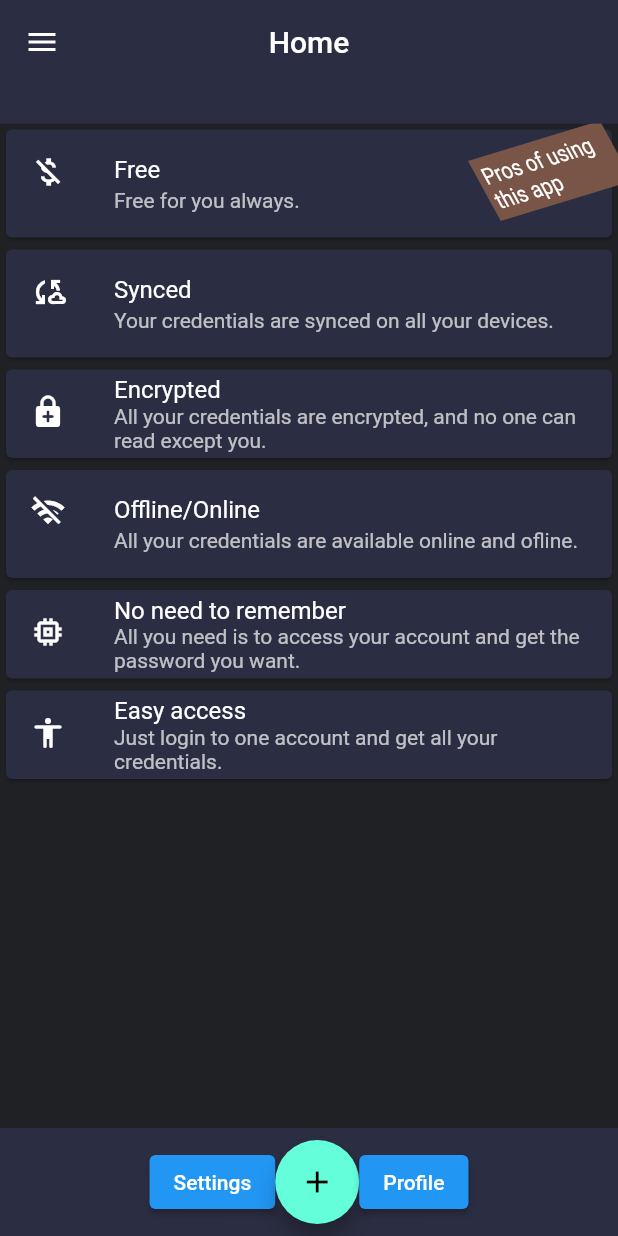
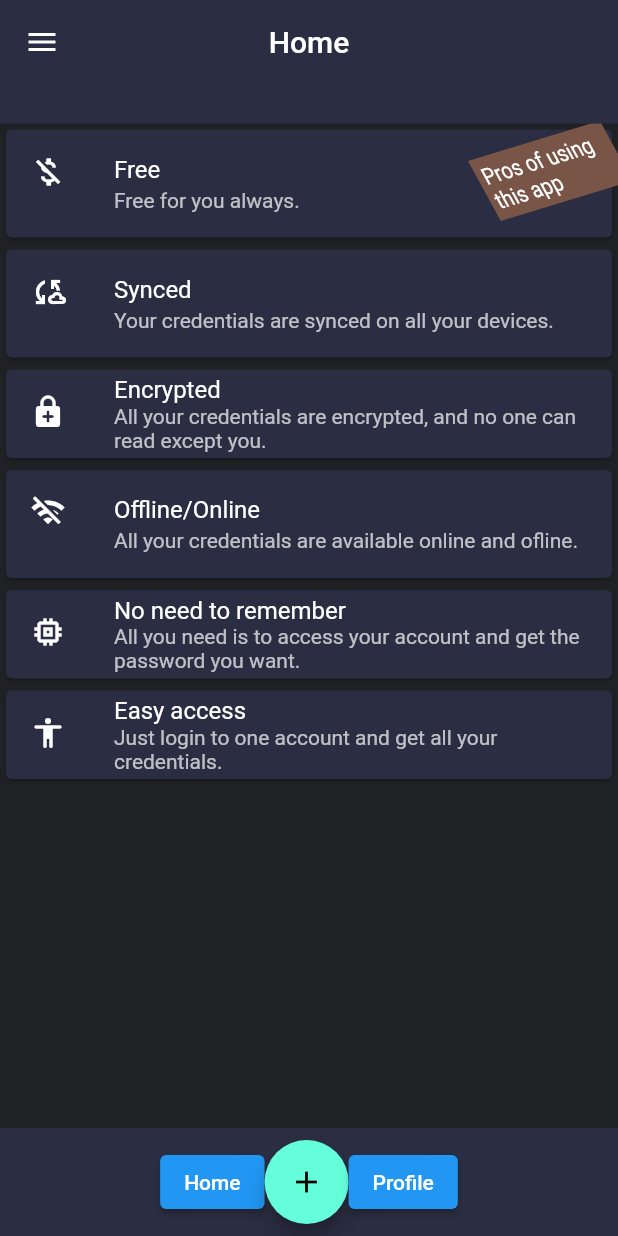
Before and after one commit to Add00w/credentials_management, a Flutter app: the MainScreen screen opened directly, on a phone screen of 412 x 824 dp. Run offline on Flutter 3.47's test engine with Material 2 defaults, Android fonts, the phone set to English and light mode, and no system bars; our stand-ins replace cloud_firestore, connectivity_plus, equatable, firebase_auth, firebase_core, flutter_bloc and 3 more; accounts and stored records are empty; statements that could not run were skipped.

Commit message:
removed settings, about and contactus

```diff
--- a/lib/common/widgets/credentials_app_bar.dart
+++ b/lib/common/widgets/credentials_app_bar.dart
@@ -28,18 +28,11 @@ class CredentialsAppBar extends StatelessWidget {
       case 0:
         return 'Home';
       case 1:
+        return 'Create Credentials';
+      case 2:
+        return 'Profile';
+      case 3:
         return 'Credentials';
-      case 2:
-        return 'Contact Us';
-
-      case 3:
-        return 'About';
-      case 4:
-        return 'Settings';
-      case 5:
-        return 'Create Credentials';
-      case 6:
-        return 'Profile';
       default:
         throw RangeError('Out of range');
     }
--- a/lib/features/main/main_screen.dart
+++ b/lib/features/main/main_screen.dart
@@ -10,9 +10,6 @@ import '../credentials/ui/screens/create_credentials_screen.dart';
 import '../credentials/ui/screens/credentials_screen.dart';
 import '../home/screens/home_screen.dart';
 import '../profile/screens/profile_screen.dart';
-import '../settings/screens/about_screen.dart';
-import '../settings/screens/contact_screen.dart';
-import '../settings/screens/settings_screen.dart';
 
 class MainScreen extends StatefulWidget {
   @override
@@ -23,12 +20,9 @@ class _MainScreenState extends State<MainScreen>
     with SingleTickerProviderStateMixin {
   final _screens = const [
     HomeScreen(),
-    CredentialsScreen(),
-    ContactUsScreen(),
-    AboutScreen(),
-    SettingsScreen(),
     CreateCredentialsScreen(),
     ProfileScreen(),
+    CredentialsScreen(),
   ];
   @override
   Widget build(BuildContext context) {
--- a/lib/features/main/widgets/bottom_nav_bar.dart
+++ b/lib/features/main/widgets/bottom_nav_bar.dart
@@ -19,15 +19,15 @@ class BottomNavBar extends StatelessWidget {
         mainAxisSize: isCollapsed ? MainAxisSize.max : MainAxisSize.min,
         children: [
           ElevatedButton(
-            onPressed: () => _goToPage(context, 4),
-            child: const Text('Settings'),
+            onPressed: () => _goToPage(context, 0),
+            child: const Text('Home'),
           ),
           FloatingActionButton(
-            onPressed: () => _goToPage(context, 5),
+            onPressed: () => _goToPage(context, 1),
             child: const Icon(Icons.add),
           ),
           ElevatedButton(
-            onPressed: () => _goToPage(context, 6),
+            onPressed: () => _goToPage(context, 2),
             child: const Text('Profile'),
           ),
         ],
--- a/lib/features/main/widgets/credentials_drawer.dart
+++ b/lib/features/main/widgets/credentials_drawer.dart
@@ -22,35 +22,17 @@ class CredentialsDrawer extends StatelessWidget {
               child: BlocBuilder<MainScreenCubit, int>(
                 builder: (context, index) {
                   return Column(
-                    mainAxisSize: MainAxisSize.min,
-                    mainAxisAlignment: MainAxisAlignment.center,
-                    crossAxisAlignment: CrossAxisAlignment.start,
+                    // mainAxisSize: MainAxisSize.min,
+                    // mainAxisAlignment: MainAxisAlignment.center,
+                    // crossAxisAlignment: CrossAxisAlignment.start,
                     children: <Widget>[
                       CredentialsDrawerItem(
-                        selected: index == 0,
-                        title: 'home',
-                        icon: Icons.home,
-                        onTap: () => _goToPage(context, 0),
-                      ),
-                      CredentialsDrawerItem(
-                        selected: index == 1,
+                        selected: index == 3,
                         title: 'Credentials',
                         icon: Icons.security,
-                        onTap: () => _goToPage(context, 1),
-                      ),
-                      CredentialsDrawerItem(
-                        selected: index == 2,
-                        title: 'Contact Us',
-                        icon: Icons.contact_mail,
-                        onTap: () => _goToPage(context, 2),
-                      ),
-                      CredentialsDrawerItem(
-                        selected: index == 3,
-                        title: 'About',
-                        icon: Icons.info,
                         onTap: () => _goToPage(context, 3),
                       ),
-                      const AboutListTile(),
+                      const SizedBox(height: 8.0),
                       CredentialsDrawerItem(
                         selected: false,
                         title: 'Logout',
@@ -60,6 +42,8 @@ class CredentialsDrawer extends StatelessWidget {
                           Navigator.maybePop(context);
                         },
                       ),
+                      const Spacer(),
+                      const AboutListTile(),
                     ],
                   );
                 },
```
